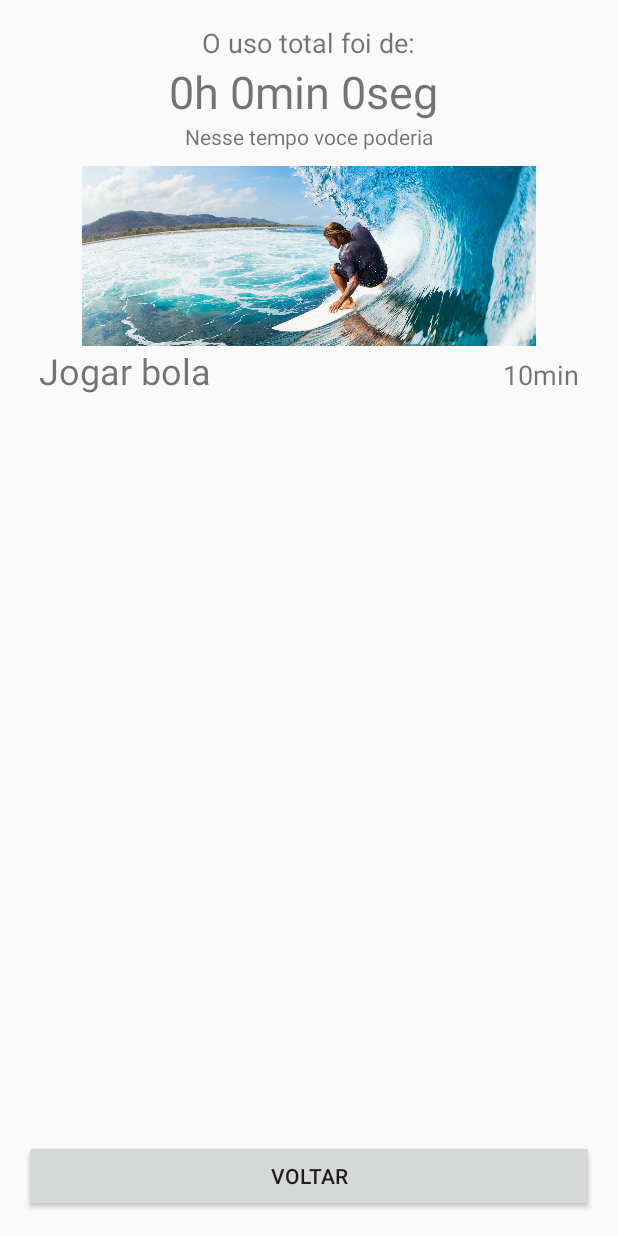
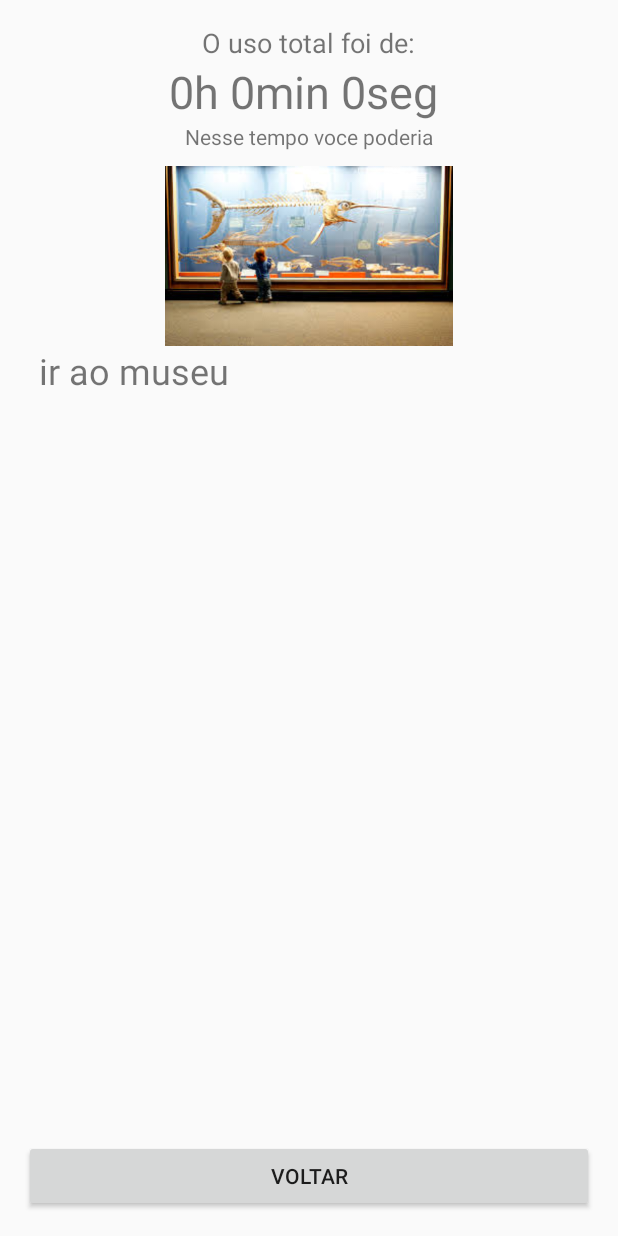
Before and after one commit to nathanvmag/10Plugando, an Android app: the screen it shows after launch (MainActivity), after a tap on "USO TOTAL", on a phone screen of 412 x 824 dp. Run offline under Robolectric (Android 15) with nearby library versions, the phone set to English and light mode, and no system bars; 5 statements that could not run were skipped; 2 other taps on this screen came first.

Commit message:
finishWhatdoLayout

```diff
--- a/Desplugando/app/src/main/java/nave/com/desplugando/MainActivity.java
+++ b/Desplugando/app/src/main/java/nave/com/desplugando/MainActivity.java
@@ -13,6 +13,7 @@ import android.content.SharedPreferences;
 import android.content.pm.ApplicationInfo;
 import android.content.pm.PackageInfo;
 import android.content.pm.PackageManager;
+import android.graphics.BitmapFactory;
 import android.graphics.drawable.Drawable;
 import android.os.Build;
 import android.os.Bundle;
@@ -38,6 +39,8 @@ import java.lang.reflect.Array;
 import java.util.ArrayList;
 import java.util.Arrays;
 import java.util.List;
+import java.util.Random;
+import java.util.concurrent.ThreadLocalRandom;
 
 
 public class MainActivity extends AppCompatActivity implements Runnable,ServiceConnection
@@ -87,7 +90,7 @@ public class MainActivity extends AppCompatActivity implements Runnable,ServiceC
                 } catch (PackageManager.NameNotFoundException e) {
                     e.printStackTrace();
                 }
-                AppsList.add(new apptocheck(InitialApps[i],0,"false"));
+                AppsList.add(new apptocheck(InitialApps[i],0,"false","false"));
                 addnewRelative(ll,icon,InitialApps[i],0);
             }
         }
@@ -108,7 +111,7 @@ public class MainActivity extends AppCompatActivity implements Runnable,ServiceC
                 for (int i=0;i<classes.length;i++)
                 {
                     String[]a = classes[i].split("°");
-                    tempora.add( new apptocheck(a[0], Integer.parseInt(a[1]),a[2]));
+                    tempora.add( new apptocheck(a[0], Integer.parseInt(a[1]),a[2],a[3]));
                 }
                 AppsList= tempora;
                 for(int i=0;i<AppsList.size();i++)
@@ -456,20 +459,43 @@ public class MainActivity extends AppCompatActivity implements Runnable,ServiceC
     }
     void CreateWhatDo(LinearLayout layout,int totaltime)
     {
+        int[] suffler = new int[toDoImages.size()];
+        for (int i =0;i<suffler.length;i++)suffler[i]=i;
+        shuffleArray(suffler);
+
         int howmuch =totaltime;
-        if (totaltime%3600==0)
+
+        if (totaltime/3600==0)
         {
             howmuch=1;
         }
-        else if (totaltime%3600<=toDoImages.size())howmuch= totaltime%3600;
+        else if (totaltime/3600<=toDoImages.size())howmuch= totaltime/3600;
         else howmuch= toDoImages.size();
 
         for(int i=0;i<howmuch;i++){
             RelativeLayout temp = (RelativeLayout)LayoutInflater.from(this).inflate(R.layout.whatdo,null);
+            ((ImageView) temp.findViewById(R.id.doImage)).setImageBitmap(BitmapFactory.decodeResource(getResources(),
+                    toDoImages.get(suffler[i])));
+            ( (TextView)temp.findViewById(R.id.whatis)).setText(toDoTitles.get(suffler[i]));
         layout.addView(temp);
     }
+
+
     }
-    void addnewRelative(LinearLayout tolayout,Drawable resID,String pkgname,int value)
+    static void shuffleArray(int[] ar)
+    {
+        // If running on Java 6 or older, use `new Random()` on RHS here
+        Random rnd = new Random();
+        for (int i = ar.length - 1; i > 0; i--)
+        {
+            int index = rnd.nextInt(i + 1);
+            // Simple swap
+            int a = ar[index];
+            ar[index] = ar[i];
+            ar[i] = a;
+        }
+    }
+    void addnewRelative(LinearLayout tolayout, Drawable resID, final String pkgname, int value)
     {
 
         RelativeLayout temp = (RelativeLayout)LayoutInflater.from(this).inflate(R.layout.tey,null);
@@ -487,6 +513,13 @@ public class MainActivity extends AppCompatActivity implements Runnable,ServiceC
             else if (temp.getChildAt(i) instanceof ImageView)
             {
                 ((ImageView) temp.getChildAt(i)).setImageDrawable(resID);
+                ((ImageView) temp.getChildAt(i)).setOnClickListener(new View.OnClickListener() {
+                    @Override
+                    public void onClick(View view) {
+                        Intent i = getPackageManager().getLaunchIntentForPackage(pkgname);
+                        startActivity(i);
+                    }
+                });
             }
         }
         tolayout.addView(temp,0);
@@ -513,7 +546,7 @@ public class MainActivity extends AppCompatActivity implements Runnable,ServiceC
                 } catch (PackageManager.NameNotFoundException e) {
                     e.printStackTrace();
                 }
-                mService.AppsList.add(new apptocheck(PackToADD,0,"false"));
+                mService.AppsList.add(new apptocheck(PackToADD,0,"false","false"));
                 addnewRelative(ll,icon,PackToADD,0);
                 PackToADD= null;
             }else {
--- a/Desplugando/app/src/main/res/layout/whatdo.xml
+++ b/Desplugando/app/src/main/res/layout/whatdo.xml
@@ -20,7 +20,7 @@
         android:layout_height="120dp" />
 
     <TextView
-        android:id="@+id/bola"
+        android:id="@+id/whatis"
         android:layout_width="wrap_content"
         android:layout_height="wrap_content"
         android:text="Jogar bola"
@@ -29,14 +29,4 @@
         android:layout_alignParentLeft="true"
         android:layout_alignParentStart="true" />
 
-    <TextView
-        android:id="@+id/Time"
-        android:layout_width="wrap_content"
-        android:layout_height="wrap_content"
-        android:text="10min"
-        android:textSize="18sp"
-        android:layout_alignBaseline="@+id/bola"
-        android:layout_alignBottom="@+id/bola"
-        android:layout_alignParentRight="true"
-        android:layout_alignParentEnd="true" />
 </RelativeLayout>
```
Also changed, not shown: Desplugando/app/src/main/java/nave/com/desplugando/ViciService.java (+17 -2 lines), Desplugando/app/src/main/java/nave/com/desplugando/apptocheck.java (+4 -3 lines).
